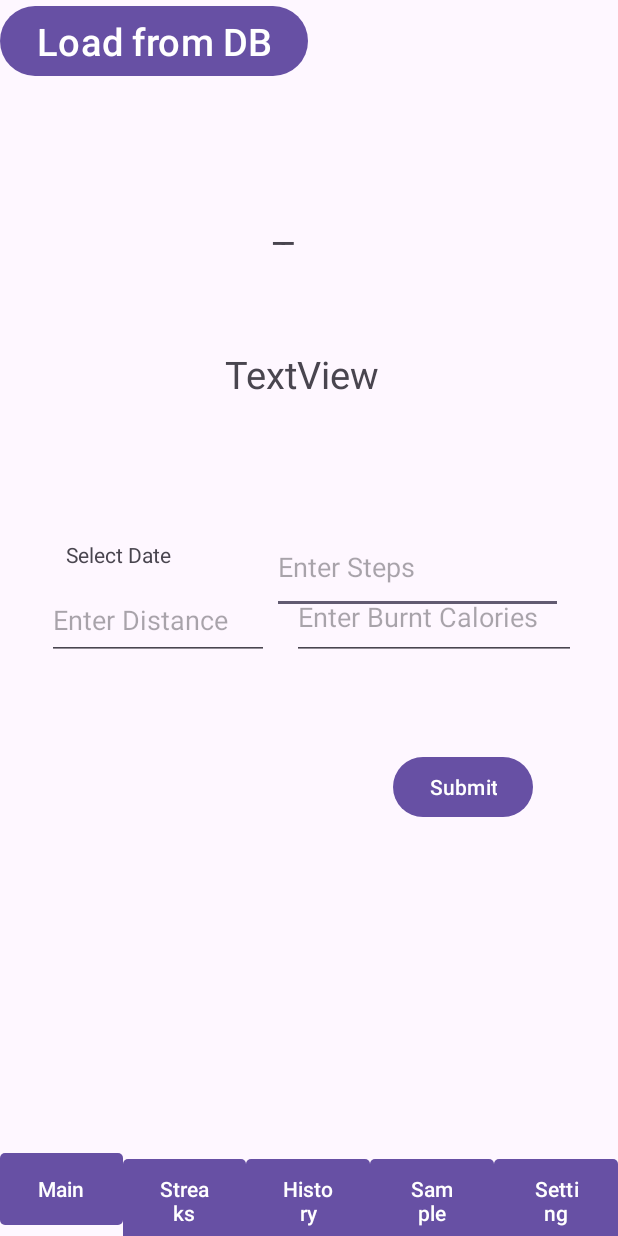
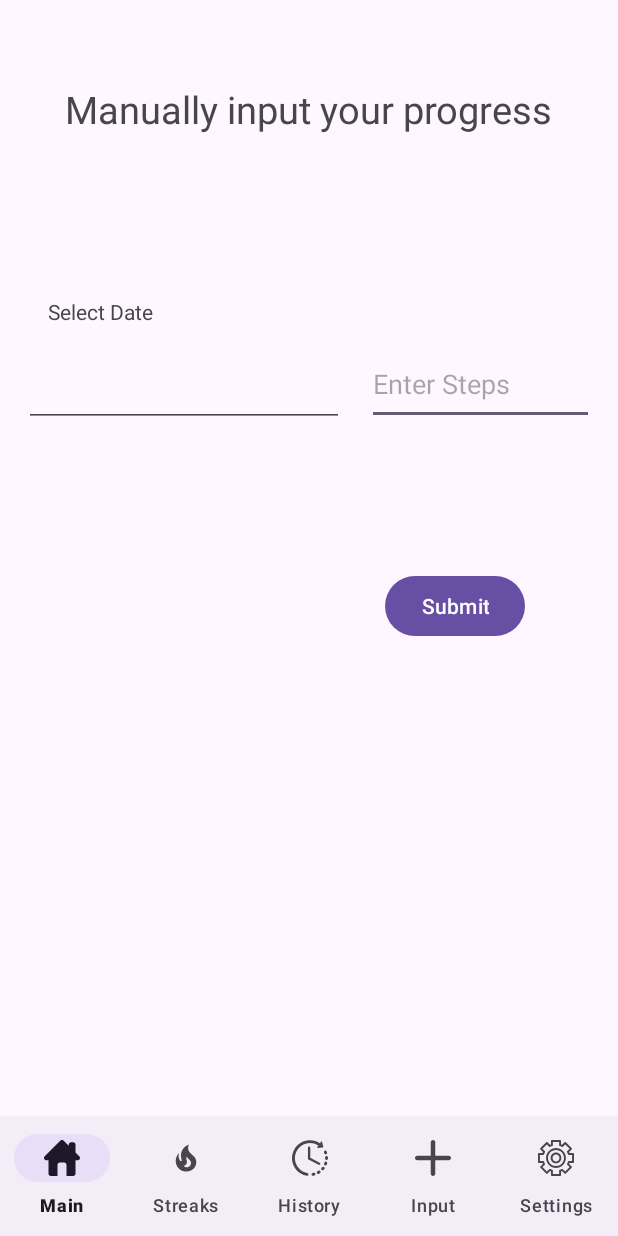
Before and after one commit to CanWrobel/FitnessTrackerApp, an Android app: the layout sample_input.xml on its own in the app's theme, with its tools: preview values and no code run, on a phone screen of 412 x 824 dp. Run offline under Robolectric (Android 15) with nearby library versions, the phone set to English and light mode, and no system bars.

Commit message:
sample input vereinfacht

```diff
--- a/app/src/main/AndroidManifest.xml
+++ b/app/src/main/AndroidManifest.xml
@@ -30,6 +30,9 @@
 
         <activity android:name=".FitnessTracker.Views.SettingsActivity" />
 
+        <activity android:name=".FitnessTracker.Views.InputActivity" />
+
+
         <activity android:name=".FitnessTracker.Views.MainActivity" />
 
         <service android:name=".FitnessTracker.Services.StepCounterService"/>
--- a/app/src/main/java/com/example/androidjava/FitnessTracker/Models/Room/DayDataDatabase.java
+++ b/app/src/main/java/com/example/androidjava/FitnessTracker/Models/Room/DayDataDatabase.java
@@ -6,6 +6,8 @@ import androidx.room.Database;
 import androidx.room.Room;
 import androidx.room.RoomDatabase;
 import androidx.room.TypeConverters;
+
+import java.util.Date;
 
 @Database(entities = {DayData.class}, version = 1, exportSchema = false)
 @TypeConverters(DateConverter.class)
@@ -21,9 +23,12 @@ public abstract class DayDataDatabase extends RoomDatabase {
                     INSTANCE = Room.databaseBuilder(context.getApplicationContext(),
                                     DayDataDatabase.class, "day_data_database")
                             .build();
+                    //TODO: hack
+                    INSTANCE.insertTestData();
                 }
             }
         }
+
         return INSTANCE;
     }
 
--- /dev/null
+++ b/app/src/main/java/com/example/androidjava/FitnessTracker/Models/Room/RoomDummy.java
@@ -0,0 +1,4 @@
+package com.example.androidjava.FitnessTracker.Models.Room;
+
+public class RoomDummy {
+}
--- a/app/src/main/java/com/example/androidjava/FitnessTracker/Viewmodels/HistoryRecyclerViewAdapter.java
+++ b/app/src/main/java/com/example/androidjava/FitnessTracker/Viewmodels/HistoryRecyclerViewAdapter.java
@@ -27,8 +27,10 @@ import java.util.ArrayList;
 public class HistoryRecyclerViewAdapter extends RecyclerView.Adapter<HistoryRecyclerViewAdapter.MyViewHolder> {
 
     Context context;
-    ArrayList<DayData> dayDataList;
+    //ArrayList<DayDataMessage> dayDataList;
+     ArrayList<DayData> dayDataList;
 
+    //public HistoryRecyclerViewAdapter(Context context, ArrayList<DayData> dayDataList) {
     public HistoryRecyclerViewAdapter(Context context, ArrayList<DayData> dayDataList) {
         this.context = context;
         this.dayDataList = dayDataList;
--- a/app/src/main/res/layout/futter.xml
+++ b/app/src/main/res/layout/futter.xml
@@ -60,6 +60,8 @@
             android:textAllCaps="false"
             android:textColor="#FFFFFF" />
 
+    </LinearLayout>
+
     <Button
         android:id="@+id/footerButton5"
         android:layout_width="0dp"
@@ -69,8 +71,9 @@
         android:onClick="switchToSettings"
         android:text="Setting"
         android:textAllCaps="false"
-            android:textColor="#FFFFFF" />
-    </LinearLayout>
+        android:textColor="#FFFFFF"
+        tools:layout_editor_absoluteX="188dp"
+        tools:layout_editor_absoluteY="397dp" />
 
 
 </androidx.constraintlayout.widget.ConstraintLayout>
--- a/app/src/main/res/layout/sample_input.xml
+++ b/app/src/main/res/layout/sample_input.xml
@@ -6,111 +6,78 @@
     android:layout_height="match_parent">
 
 
-    <LinearLayout
-        xmlns:android="http://schemas.android.com/apk/res/android"
-        android:layout_width="match_parent"
-        android:layout_height="match_parent"
-        android:orientation="vertical">
-
-        <!-- Your main content here -->
-
-        <include
-            layout="@layout/futter" />
-    </LinearLayout>
-
     <TextView
         android:id="@+id/tvSelectedDate"
         android:layout_width="100dp"
         android:layout_height="36dp"
-        android:layout_marginStart="44dp"
+        android:layout_marginStart="32dp"
         android:text="Select Date"
         app:layout_constraintBottom_toBottomOf="parent"
         app:layout_constraintStart_toStartOf="parent"
         app:layout_constraintTop_toTopOf="parent"
-        app:layout_constraintVertical_bias="0.457" />
+        app:layout_constraintVertical_bias="0.251" />
 
     <EditText
         android:id="@+id/etSteps"
-        android:layout_width="194dp"
-        android:layout_height="62dp"
+        android:layout_width="151dp"
+        android:layout_height="54dp"
         android:hint="Enter Steps"
         android:inputType="number"
         app:layout_constraintBottom_toBottomOf="parent"
         app:layout_constraintEnd_toEndOf="parent"
+        app:layout_constraintHorizontal_bias="0.875"
         app:layout_constraintStart_toEndOf="@+id/tvSelectedDate"
         app:layout_constraintTop_toTopOf="parent"
-        app:layout_constraintVertical_bias="0.456" />
-
-    <EditText
-        android:id="@+id/etDistance"
-        android:layout_width="148dp"
-        android:layout_height="53dp"
-        android:layout_marginBottom="384dp"
-        android:hint="Enter Distance"
-        android:inputType="numberDecimal"
-        app:layout_constraintBottom_toBottomOf="parent"
-        app:layout_constraintEnd_toStartOf="@+id/etBurntCalories"
-        app:layout_constraintHorizontal_bias="0.673"
-        app:layout_constraintStart_toStartOf="parent" />
-
-    <EditText
-        android:id="@+id/etBurntCalories"
-        android:layout_width="189dp"
-        android:layout_height="57dp"
-        android:layout_marginEnd="28dp"
-        android:layout_marginBottom="384dp"
-        android:hint="Enter Burnt Calories"
-        android:inputType="numberDecimal"
-        app:layout_constraintBottom_toBottomOf="parent"
-        app:layout_constraintEnd_toEndOf="parent" />
+        app:layout_constraintVertical_bias="0.298" />
 
     <Button
         android:id="@+id/btnSubmit"
         android:layout_width="wrap_content"
         android:layout_height="wrap_content"
-        android:layout_marginTop="40dp"
+        android:layout_marginBottom="396dp"
+        android:onClick="submitInput"
         android:text="Submit"
         app:layout_constraintBottom_toBottomOf="parent"
         app:layout_constraintEnd_toEndOf="parent"
-        app:layout_constraintHorizontal_bias="0.823"
-        app:layout_constraintStart_toStartOf="parent"
-        app:layout_constraintTop_toBottomOf="@+id/etBurntCalories"
-        app:layout_constraintVertical_bias="0.07" />
-
-    <TextView
-        android:id="@+id/textView"
-        android:layout_width="49dp"
-        android:layout_height="11dp"
-        android:layout_marginStart="181dp"
-        android:text="TextView"
-        android:textSize="25sp"
-        app:layout_constraintBottom_toBottomOf="parent"
-        app:layout_constraintEnd_toEndOf="parent"
-        app:layout_constraintHorizontal_bias="0.0"
-        app:layout_constraintStart_toStartOf="parent"
-        app:layout_constraintTop_toTopOf="parent"
-        app:layout_constraintVertical_bias="0.187" />
+        app:layout_constraintHorizontal_bias="0.805"
+        app:layout_constraintStart_toStartOf="parent" />
 
     <TextView
         android:id="@+id/textView2"
         android:layout_width="wrap_content"
         android:layout_height="wrap_content"
-        android:text="TextView"
+        android:text="Manually input your progress"
         android:textSize="25sp"
         app:layout_constraintBottom_toBottomOf="parent"
         app:layout_constraintEnd_toEndOf="parent"
-        app:layout_constraintHorizontal_bias="0.487"
+        app:layout_constraintHorizontal_bias="0.498"
         app:layout_constraintStart_toStartOf="parent"
         app:layout_constraintTop_toTopOf="parent"
-        app:layout_constraintVertical_bias="0.294" />
+        app:layout_constraintVertical_bias="0.07" />
 
-    <Button
-        android:id="@+id/button"
+    <EditText
+        android:id="@+id/editTextDate"
         android:layout_width="wrap_content"
         android:layout_height="wrap_content"
-        android:text="Load from DB"
-        android:textSize="25sp"
-        tools:layout_editor_absoluteX="103dp"
-        tools:layout_editor_absoluteY="50dp" />
+        android:ems="10"
+        android:inputType="date"
+        app:layout_constraintBottom_toBottomOf="parent"
+        app:layout_constraintEnd_toEndOf="parent"
+        app:layout_constraintHorizontal_bias="0.079"
+        app:layout_constraintStart_toStartOf="parent"
+        app:layout_constraintTop_toTopOf="parent"
+        app:layout_constraintVertical_bias="0.307" />
+
+    <com.google.android.material.bottomnavigation.BottomNavigationView
+        android:id="@+id/bottom_navigation"
+        android:layout_width="match_parent"
+        android:layout_height="wrap_content"
+        android:layout_alignParentBottom="true"
+        app:labelVisibilityMode="labeled"
+        app:layout_constraintBottom_toBottomOf="parent"
+        app:layout_constraintTop_toTopOf="parent"
+        app:layout_constraintVertical_bias="1.0"
+        app:menu="@menu/bottom_navigation_menu"
+        tools:layout_editor_absoluteX="0dp" />
 
 </androidx.constraintlayout.widget.ConstraintLayout>
```
Also changed, not shown: app/build.gradle (+17 -0 lines), app/src/main/java/com/example/androidjava/FitnessTracker/Views/HistoryActivity.java (+49 -26 lines), app/src/main/java/com/example/androidjava/FitnessTracker/Views/InputActivity.java (added, +72 -0 lines), app/src/main/java/com/example/androidjava/FitnessTracker/Views/MainActivity.java (+12 -0 lines), build.gradle (line endings or trailing spaces), 1 other file. Lines whose indentation alone changed are shown as unchanged.
